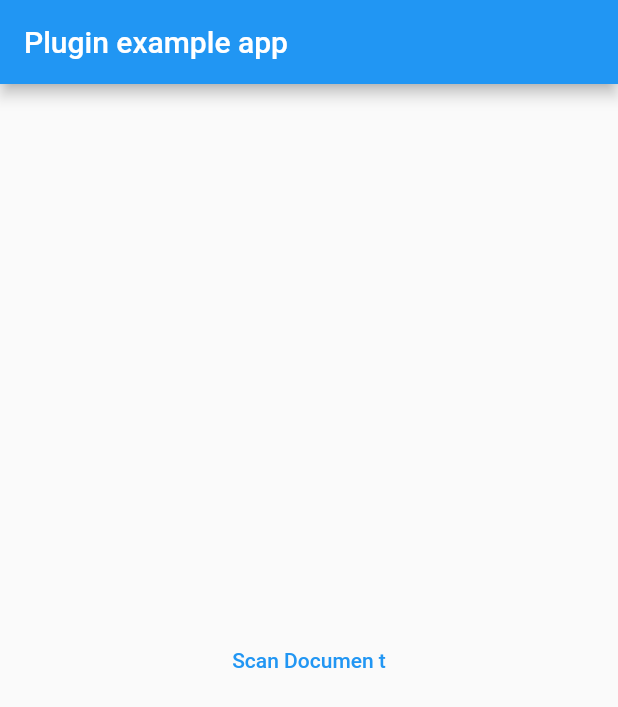
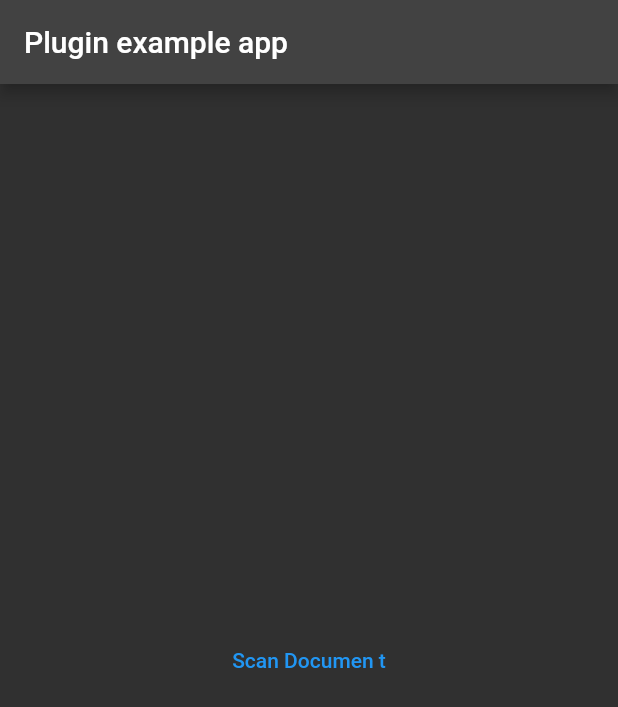
Before and after one commit to awazgyawali/scan_document, a Flutter app: the screen it shows after launch, on a phone screen of 412 x 824 dp. Shown: the top 707 px of the screen. Run offline on Flutter 3.47's test engine with Material 2 defaults, Android fonts, the phone set to English and light mode, and no system bars; our stand-ins replace camera, open_file, pdf.

Commit message:
UPgraded version

```diff
--- a/example/lib/main.dart
+++ b/example/lib/main.dart
@@ -17,6 +17,7 @@ class _MyAppState extends State<MyApp> {
   @override
   Widget build(BuildContext context) {
     return MaterialApp(
+      theme: ThemeData.dark(),
       home: Home(),
     );
   }
--- a/lib/scan_document.dart
+++ b/lib/scan_document.dart
@@ -90,7 +90,7 @@ class _ScanDocumentState extends State<_ScanDocument> {
                             translation: Offset(-.5, -.5),
                             child: Container(
                               decoration: BoxDecoration(
-                                color: Theme.of(context).accentColor,
+                                color: Theme.of(context).colorScheme.secondary,
                                 shape: BoxShape.circle,
                               ),
                               padding: EdgeInsets.all(6),
```
Also changed, not shown: example/pubspec.yaml (+3 -4 lines), pubspec.yaml (+6 -7 lines), example/pubspec.lock, pubspec.lock (deleted), 7 other files.
